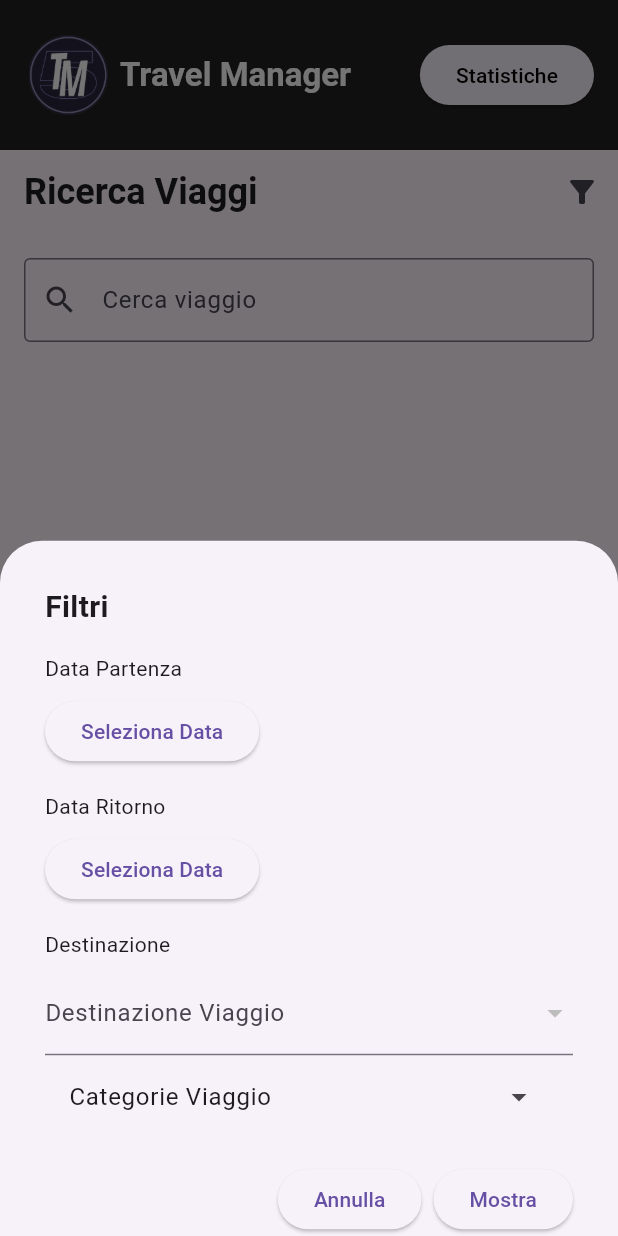
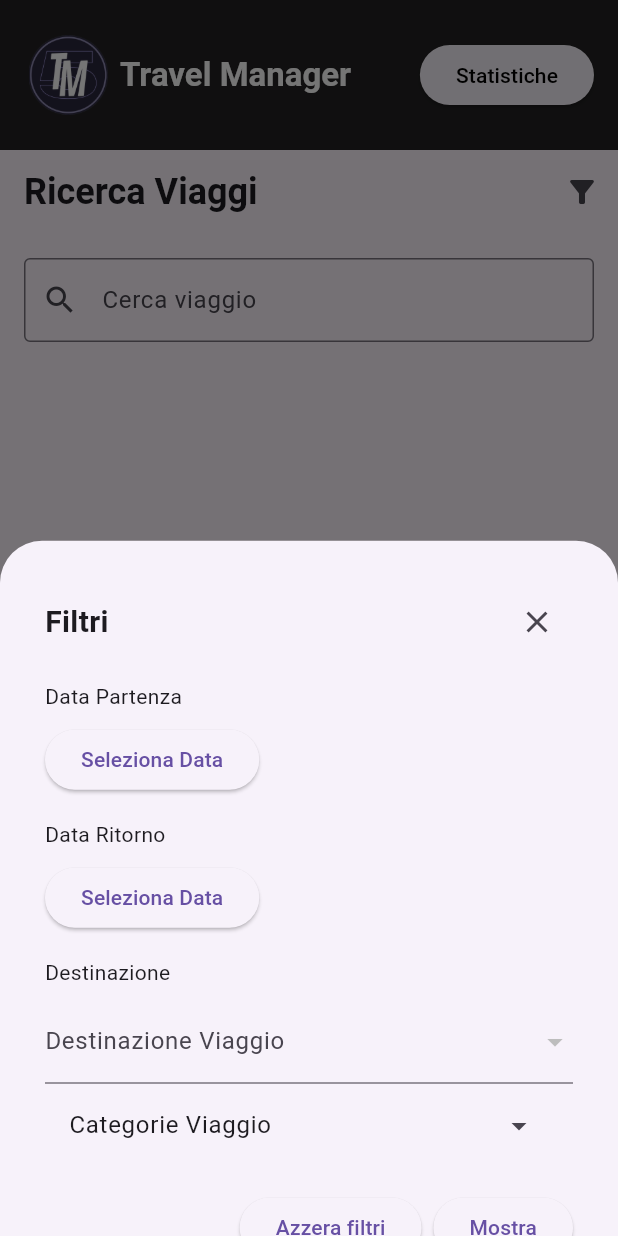
Before and after one commit to antoniosantarpia/mobile, a Flutter app: the screen it shows after launch, item 4 of the bottom bar chosen, after a tap on the "filter alt" icon, on a phone screen of 412 x 824 dp. Run offline on Flutter 3.47's test engine with Material 3 defaults, Android fonts, the phone set to English and light mode, and no system bars; our stand-ins replace image_picker, sqflite; accounts and stored records are empty.

```diff
--- a/lib/homescreen.dart
+++ b/lib/homescreen.dart
@@ -34,26 +34,31 @@ class _HomePageContentState extends State<HomePageContent> {
     final viaggiList = await db.getViaggi();
     final destinazioniList = await db.getUltimiViaggiDestinazioni(2);
 
+    viaggio? prossimoViaggio;
+    List<foto>? prossimaFotoList;
 
     // Trova il viaggio più vicino alla data attuale come "Prossimo Viaggio".
-    viaggio? prossimoViaggio;
     DateTime now = DateTime.now();
-    for (var viaggio in viaggiList) {// prendo il prossimo viaggio pianificato
+    for (var viaggio in viaggiList) {
       if (prossimoViaggio == null ||
           viaggio.data_inizio.difference(now).abs().compareTo(prossimoViaggio.data_inizio.difference(now).abs()) < 0) {
         prossimoViaggio = viaggio;
       }
     }
 
-    foto? prossimaFoto;
     if (prossimoViaggio != null) {
-      prossimaFoto = await db.getFotoByViaggioId(prossimoViaggio.id_viaggio);
+      prossimaFotoList = await db.getFotoByViaggioId(prossimoViaggio.id_viaggio);
+      _prossimoViaggio = prossimoViaggio;
+      _prossimaFoto = prossimaFotoList.isNotEmpty ? prossimaFotoList[0] : null;
+    } else {
+      _prossimoViaggio = null;
+      _prossimaFoto = null;
     }
 
     setState(() {
       _destinazioni = destinazioniList;
       _prossimoViaggio = prossimoViaggio;
-      _prossimaFoto = prossimaFoto;
+      _prossimaFoto = _prossimaFoto;
     });
   }
 
--- a/lib/main.dart
+++ b/lib/main.dart
@@ -90,9 +90,14 @@ class _HomeScreenState extends State<HomeScreen> {
           SearchTripsScreen(),
         ],
       ),
-      bottomNavigationBar: BottomNavigationBar(
-        backgroundColor: Colors.black87,
-        selectedItemColor: Colors.black,
+      bottomNavigationBar:
+        Container(
+        decoration: BoxDecoration(
+            border: Border.all(color: Colors.red), // Aggiungi un bordo rosso
+        ),
+        child:  BottomNavigationBar(
+        backgroundColor: Colors.green,
+        selectedItemColor: Colors.deepPurple[700],
         unselectedItemColor: Colors.grey,
         currentIndex: _selectedIndex,
         onTap: _onItemTapped,
@@ -103,6 +108,7 @@ class _HomeScreenState extends State<HomeScreen> {
           BottomNavigationBarItem(icon: Icon(Icons.search), label: 'Ricerca'),
         ],
       ),
+    ),
     );
   }
 }
--- a/lib/searchscreen.dart
+++ b/lib/searchscreen.dart
@@ -39,7 +39,6 @@ class _SearchTripsScreenState extends State<SearchTripsScreen> {
     _loadDestinazioni();
     _loadCategorie();
     _loadViaggioCategorie();
-
   }
 
   // Carica i viaggi e le categorie dal database
@@ -50,7 +49,6 @@ class _SearchTripsScreenState extends State<SearchTripsScreen> {
       setState(() {
         filterTrips();
       });
-
     } catch (e) {
       print('Error loading viaggi: $e');
     }
@@ -72,12 +70,10 @@ class _SearchTripsScreenState extends State<SearchTripsScreen> {
       setState(() {
         filterTrips();
       });
-
     } catch (e) {
       print('Error loading viaggioCategorie: $e');
     }
   }
-
 
   Future<void> _loadDestinazioni() async {
     try {
@@ -109,7 +105,7 @@ class _SearchTripsScreenState extends State<SearchTripsScreen> {
           final matchesDestination = _selectedDestinazione == null || trip.destinazione == _selectedDestinazione;
 
           // Verifica se il viaggio appartiene a una delle categorie selezionate
-          final matchesCategories = _selectedCategorie.isEmpty || _selectedCategorie.any((categoria) {
+          final matchesCategories = _selectedCategorie.isEmpty || _selectedCategorie.every((categoria) {
             return viaggioCategorie.any((vc) => vc.viaggio == trip.id_viaggio && vc.categoria == categoria);
           });
 
@@ -167,139 +163,6 @@ class _SearchTripsScreenState extends State<SearchTripsScreen> {
     );
   }
 
-  void showFilterOptions(BuildContext context) {
-    showModalBottomSheet(
-      context: context,
-      builder: (BuildContext context) {
-        return StatefulBuilder(
-          builder: (context, setModalState) {
-            return Container(
-              padding: const EdgeInsets.all(30),
-              child: Column(
-                crossAxisAlignment: CrossAxisAlignment.start,
-                mainAxisSize: MainAxisSize.min,
-                children: [
-                  const Text(
-                    'Filtri',
-                    style: TextStyle(fontSize: 20, fontWeight: FontWeight.bold),
-                  ),
-                  const SizedBox(height: 16),
-                  const Text('Data Partenza'),
-                  const SizedBox(height: 8),
-                  ElevatedButton(
-                    onPressed: () {
-                      showDatePicker(
-                        context: context,
-                        initialDate: DateTime.now(),
-                        firstDate: DateTime(2000),
-                        lastDate: DateTime(2050),
-                      ).then((pickedDate) {
-                        if (pickedDate != null) {
-                          setModalState(() {
-                            startDate = pickedDate;
-                          });
-                        }
-                      });
-                    },
-                    child: Text(startDate != null
-                        ? '${startDate!.day}/${startDate!.month}/${startDate!.year}'
-                        : 'Seleziona Data'),
-                  ),
-                  const SizedBox(height: 16),
-                  const Text('Data Ritorno'),
-                  const SizedBox(height: 8),
-                  ElevatedButton(
-                    onPressed: () {
-                      showDatePicker(
-                        context: context,
-                        initialDate: DateTime.now(),
-                        firstDate: DateTime(2000),
-                        lastDate: DateTime(2030),
-                      ).then((pickedDate) {
-                        if (pickedDate != null) {
-                          setModalState(() {
-                            endDate = pickedDate;
-                          });
-                        }
-                      });
-                    },
-                    child: Text(endDate != null
-                        ? '${endDate!.day}/${endDate!.month}/${endDate!.year}'
-                        : 'Seleziona Data'),
-                  ),
-                  const SizedBox(height: 16),
-                  const Text('Destinazione'),
-                  const SizedBox(height: 8),
-                  DropdownButtonFormField<String>(
-                    decoration: const InputDecoration(labelText: 'Destinazione Viaggio'),
-                    value: _selectedDestinazione,
-                    items: _destinazioni.map((destinazione) {
-                      return DropdownMenuItem<String>(
-                        value: destinazione.nome,
-                        child: Text(destinazione.nome),
-                      );
-                    }).toList(),
-                    onChanged: (value) {
-                      setModalState(() {
-                        _selectedDestinazione = value;
-                      });
-                    },
-                    validator: (value) {
-                      if (value == null || value.isEmpty) {
-                        return 'Per favore seleziona una destinazione';
-                      }
-                      return null;
-                    },
-                  ),
-                  ListTile(
-                    title: const Text('Categorie Viaggio'),
-                    trailing: const Icon(Icons.arrow_drop_down),
-                    onTap: () async {
-                      await _showCategorieDialog();
-                      setModalState(() {});
-                    },
-                  ),
-                  Wrap(
-                    children: _selectedCategorie.map((categoria) {
-                      return Chip(
-                        label: Text(categoria),
-                        onDeleted: () {
-                          setModalState(() {
-                            _selectedCategorie.remove(categoria);
-                          });
-                        },
-                      );
-                    }).toList(),
-                  ),
-                  const SizedBox(height: 16),
-                  Row(
-                    mainAxisAlignment: MainAxisAlignment.end,
-                    children: [
-                      ElevatedButton(
-                        onPressed: () {
-                          Navigator.of(context).pop(); // Chiudi il modal
-                        },
-                        style: ElevatedButton.styleFrom(),
-                        child: const Text('Annulla'),
-                      ),
-                      const SizedBox(width: 8),
-                      ElevatedButton(
-                        onPressed: () {
-                          filterTrips(); // Applica i filtri desiderati
-                          Navigator.of(context).pop(); // Chiudi il modal
-                        },
-                        child: const Text('Mostra'),
-                      ),
-                    ],
-                  ),
-                ],
-              ),
-            );
-          },
-        );
-      },
-    );
-  }
 
   List<Widget> _buildViaggiList() {
     List<Widget> viaggiWidgets = [];
@@ -377,7 +240,169 @@ class _SearchTripsScreenState extends State<SearchTripsScreen> {
         ],
       ),
     );
+  }void showFilterOptions(BuildContext context) {
+    showModalBottomSheet(
+      context: context,
+      builder: (BuildContext context) {
+        return StatefulBuilder(
+          builder: (context, setModalState) {
+            return SingleChildScrollView( // Aggiunto SingleChildScrollView
+              child: Container(
+                padding: const EdgeInsets.all(30),
+                child: Column(
+                  crossAxisAlignment: CrossAxisAlignment.start,
+                  mainAxisSize: MainAxisSize.min,
+                  children: [
+                    Row(
+                      mainAxisAlignment: MainAxisAlignment.spaceBetween,
+                      children: [
+                        const Text(
+                          'Filtri',
+                          style: TextStyle(fontSize: 20, fontWeight: FontWeight.bold),
+                        ),
+                        IconButton(
+                          icon: const Icon(Icons.close),
+                          onPressed: () {
+                            Navigator.of(context).pop();
+                          },
+                        ),
+                      ],
+                    ),
+                    const SizedBox(height: 16),
+                    const Text('Data Partenza'),
+                    const SizedBox(height: 8),
+                    ElevatedButton(
+                      onPressed: () {
+                        showDatePicker(
+                          context: context,
+                          initialDate: DateTime.now(),
+                          firstDate: DateTime(2000),
+                          lastDate: DateTime(2050),
+                        ).then((pickedDate) {
+                          if (pickedDate != null) {
+                            setModalState(() {
+                              startDate = pickedDate;
+                            });
+                          }
+                        });
+                      },
+                      child: Text(startDate != null
+                          ? '${startDate!.day}/${startDate!.month}/${startDate!.year}'
+                          : 'Seleziona Data'),
+                    ),
+                    const SizedBox(height: 16),
+                    const Text('Data Ritorno'),
+                    const SizedBox(height: 8),
+                    ElevatedButton(
+                      onPressed: () {
+                        showDatePicker(
+                          context: context,
+                          initialDate: DateTime.now(),
+                          firstDate: DateTime(2000),
+                          lastDate: DateTime(2050),
+                        ).then((pickedDate) {
+                          if (pickedDate != null) {
+                            setModalState(() {
+                              if (startDate != null && pickedDate.isBefore(startDate!)) {
+                                ScaffoldMessenger.of(context).showSnackBar(
+                                  const SnackBar(
+                                    content: Text('La data di ritorno non può essere precedente alla data di partenza.'),
+                                  ),
+                                );
+                              } else {
+                                endDate = pickedDate;
+                              }
+                            });
+                          }
+                        });
+                      },
+                      child: Text(endDate != null
+                          ? '${endDate!.day}/${endDate!.month}/${endDate!.year}'
+                          : 'Seleziona Data'),
+                    ),
+                    const SizedBox(height: 16),
+                    const Text('Destinazione'),
+                    const SizedBox(height: 8),
+                    DropdownButtonFormField<String>(
+                      decoration: const InputDecoration(labelText: 'Destinazione Viaggio'),
+                      value: _selectedDestinazione,
+                      items: _destinazioni.map((destinazione) {
+                        return DropdownMenuItem<String>(
+                          value: destinazione.nome,
+                          child: Text(destinazione.nome),
+                        );
+                      }).toList(),
+                      onChanged: (value) {
+                        setModalState(() {
+                          _selectedDestinazione = value;
+                        });
+                      },
+                      validator: (value) {
+                        if (value == null || value.isEmpty) {
+                          return 'Per favore seleziona una destinazione';
+                        }
+                        return null;
+                      },
+                    ),
+                    ListTile(
+                      title: const Text('Categorie Viaggio'),
+                      trailing: const Icon(Icons.arrow_drop_down),
+                      onTap: () async {
+                        await _showCategorieDialog();
+                        setModalState(() {});
+                      },
+                    ),
+                    Wrap(
+                      children: _selectedCategorie.map((categoria) {
+                        return Chip(
+                          label: Text(categoria),
+                          onDeleted: () {
+                            setModalState(() {
+                              _selectedCategorie.remove(categoria);
+                            });
+                          },
+                        );
+                      }).toList(),
+                    ),
+                    const SizedBox(height: 16), // Padding tra categorie e pulsanti
+                    Row(
+                      mainAxisAlignment: MainAxisAlignment.end,
+                      children: [
+                        ElevatedButton(
+                          onPressed: () {
+                            setModalState(() {
+                              startDate = null;
+                              endDate = null;
+                              _selectedDestinazione = null;
+                              _selectedCategorie.clear();
+                            });
+                            filterTrips(); // Azzera i filtri e applica l'aggiornamento
+                            Navigator.of(context).pop();
+                          },
+                          style: ElevatedButton.styleFrom(),
+                          child: const Text('Azzera filtri'),
+                        ),
+                        const SizedBox(width: 8),
+                        ElevatedButton(
+                          onPressed: () {
+                            filterTrips(); // Applica i filtri desiderati
+                            Navigator.of(context).pop(); // Chiudi il modal
+                          },
+                          child: const Text('Mostra'),
+                        ),
+                      ],
+                    ),
+                  ],
+                ),
+              ),
+            );
+          },
+        );
+      },
+    );
   }
+
+
 
   @override
   void dispose() {
```
Also changed, not shown: lib/aggiungiviaggio.dart (+49 -23 lines), lib/database/database_helper.dart (+32 -14 lines), lib/destinationscreen.dart (+6 -3 lines), lib/dettagliviaggio.dart (+100 -65 lines).
